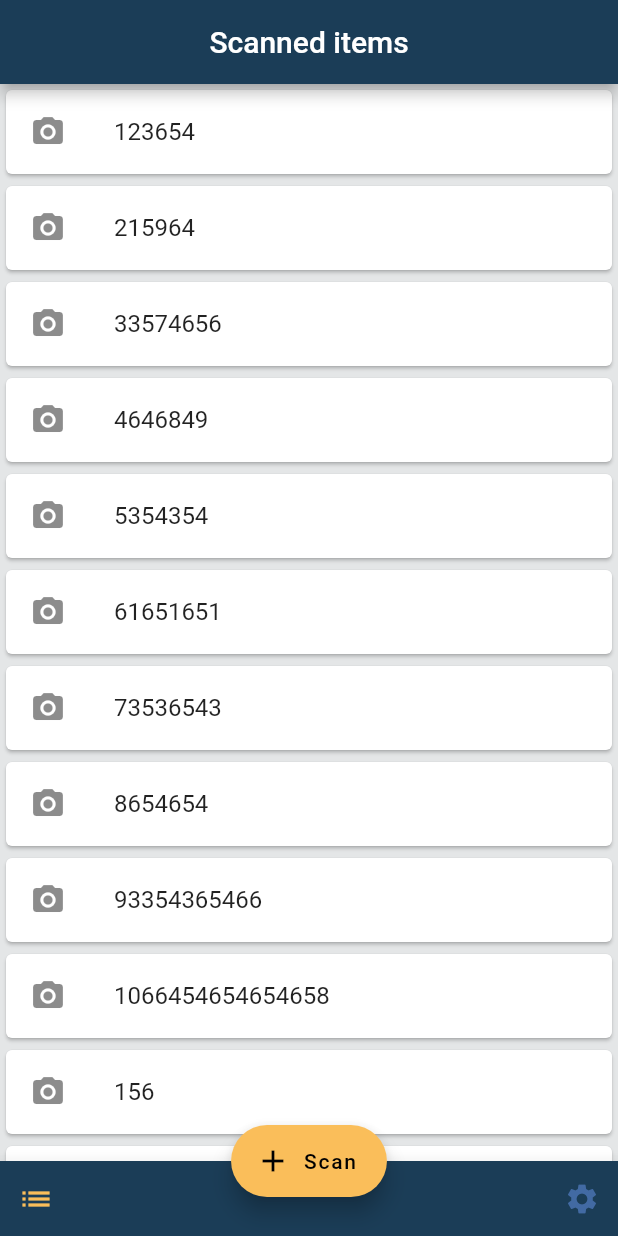
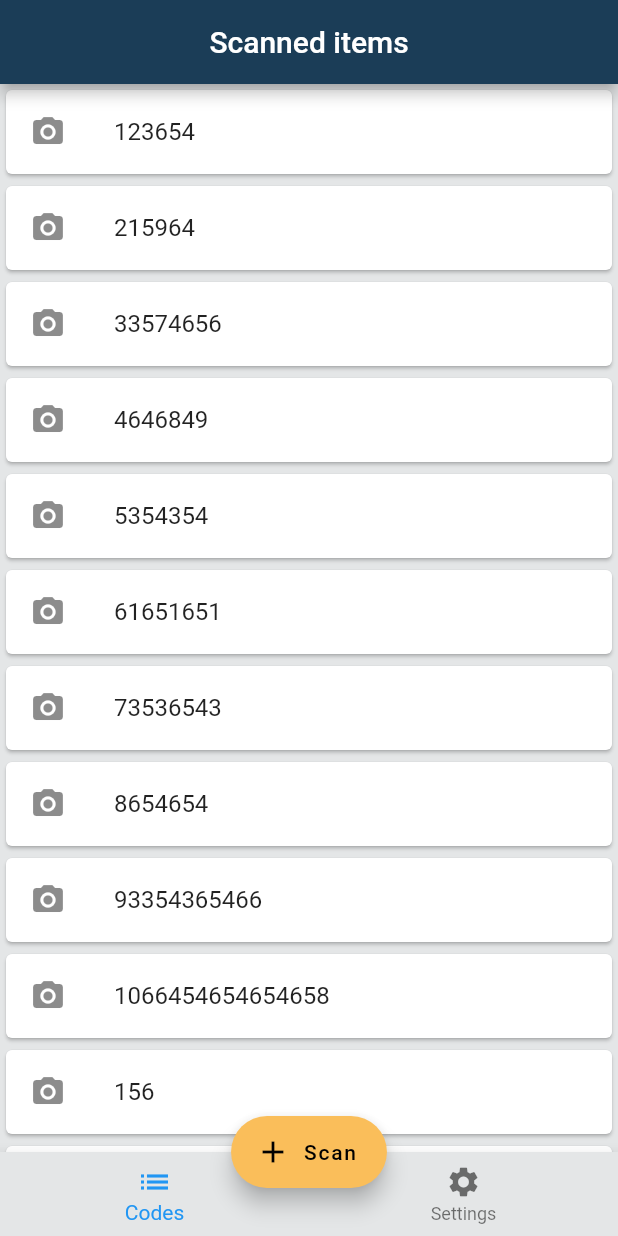
Before and after one commit to YuriyBereguliak/SimpleQrCodeReader, a Flutter app: the screen it shows after launch, on a phone screen of 412 x 824 dp. Run offline on Flutter 3.47's test engine with Material 2 defaults, Android fonts, the phone set to English and light mode, and no system bars; our stand-ins replace equatable, flutter_bloc, qr_flutter, rxdart.

Commit message:
Updated tab selection

```diff
--- a/lib/src/blocs/settings_bloc.dart
+++ /dev/null
@@ -1,20 +0,0 @@
-import 'package:qr_reader/src/resources/UserSettingsResource.dart';
-import 'package:rxdart/rxdart.dart';
-
-class SettingsBloc {
-  final _settingsResource = UserSettingsResource();
-
-  final _startSettingsFetcher = PublishSubject<bool>();
-
-  Observable<bool> get startFromScannerSetting => _startSettingsFetcher.stream;
-
-  loadStartAppSettingValue() async {
-    var value = await _settingsResource.isStartAppFromScanner();
-    print("Settings value :: start from :: $value");
-    _startSettingsFetcher.sink.add(value);
-  }
-
-  void dispose() {
-    _startSettingsFetcher.close();
-  }
-}
--- /dev/null
+++ b/lib/src/blocs/tab/home_tab_bloc.dart
@@ -0,0 +1,20 @@
+import 'dart:async';
+
+import 'package:flutter_bloc/flutter_bloc.dart';
+import 'package:qr_reader/src/models/home_tabs.dart';
+
+import 'home_tab_event.dart';
+
+class HomeTabBloc extends Bloc<HomeTabEvent, HomeTab> {
+  //region Bloc
+  @override
+  HomeTab get initialState => HomeTab.codes;
+
+  @override
+  Stream<HomeTab> mapEventToState(HomeTabEvent event) async* {
+    if (event is HomeTabChangedEvent) {
+      yield event.tab;
+    }
+  }
+//endregion
+}
--- /dev/null
+++ b/lib/src/blocs/tab/home_tab_event.dart
@@ -0,0 +1,18 @@
+import 'package:equatable/equatable.dart';
+import 'package:qr_reader/src/models/home_tabs.dart';
+
+abstract class HomeTabEvent extends Equatable {
+  const HomeTabEvent();
+}
+
+class HomeTabChangedEvent extends HomeTabEvent {
+  final HomeTab tab;
+
+  HomeTabChangedEvent(this.tab);
+
+  @override
+  List<Object> get props => [tab];
+
+  @override
+  String toString() => 'ChangeTab { tab: $tab }';
+}
--- a/lib/src/models/home_tabs.dart
+++ b/lib/src/models/home_tabs.dart
@@ -1 +1 @@
-enum HomeTabs { barcodes, settings }
+enum HomeTab { codes, settings }
--- a/lib/src/qr_app.dart
+++ b/lib/src/qr_app.dart
@@ -1,8 +1,9 @@
 import 'package:flutter/material.dart';
+import 'package:flutter_bloc/flutter_bloc.dart';
+import 'package:qr_reader/src/blocs/tab/home_tab_bloc.dart';
 import 'package:qr_reader/src/ui/home_screen.dart';
 import 'package:qr_reader/src/ui/qr_code_details_screen.dart';
 import 'package:qr_reader/src/ui/qr_code_reader_screen.dart';
-import 'package:qr_reader/src/ui/splash_screen.dart';
 import 'package:qr_reader/src/utils/constants.dart';
 import 'package:qr_reader/src/utils/routes.dart';
 
@@ -60,7 +61,16 @@ class QrApp extends StatelessWidget {
 
       // Define app routes
       routes: {
-        QrCodeReaderRoutes.splash: (context) => SplashScreen(),
+        QrCodeReaderRoutes.splash: (context) {
+          return MultiBlocProvider(
+            providers: [
+              BlocProvider<HomeTabBloc>(
+                create: (context) => HomeTabBloc(),
+              ),
+            ],
+            child: HomeScreen(),
+          );
+        },
         QrCodeReaderRoutes.home: (context) => HomeScreen(),
         QrCodeReaderRoutes.scan: (context) => QrCodeReaderScreen(),
         QrCodeReaderRoutes.details: (context) => QrCodeDetailsScreen()
--- a/lib/src/ui/home_screen.dart
+++ b/lib/src/ui/home_screen.dart
@@ -1,60 +1,28 @@
 import 'package:flutter/material.dart';
+import 'package:flutter_bloc/flutter_bloc.dart';
+import 'package:qr_reader/src/blocs/tab/home_tab_bloc.dart';
+import 'package:qr_reader/src/blocs/tab/home_tab_event.dart';
+import 'package:qr_reader/src/models/home_tabs.dart';
 import 'package:qr_reader/src/ui/scanned_code_screen.dart';
 import 'package:qr_reader/src/ui/settings_screen.dart';
 import 'package:qr_reader/src/utils/Routes.dart';
+import 'package:qr_reader/src/widgets/tabs_selector.dart';
 
-class HomeScreen extends StatefulWidget {
-  //region StatefulWidget
-  @override
-  _HomeScreenState createState() {
-    return _HomeScreenState();
-  }
-//endregion
-}
-
-class _HomeScreenState extends State<HomeScreen> {
-  var _selectedTab = 0;
-  final List<Widget> _widgetOptions = <Widget>[
-    ScannedCodesScreen(),
-    SettingsScreen()
-  ];
-
-  //region State
+class HomeScreen extends StatelessWidget {
   @override
   Widget build(BuildContext context) {
+    final tabBloc = BlocProvider.of<HomeTabBloc>(context);
+    return BlocBuilder<HomeTabBloc, HomeTab>(
+      builder: (context, activeTab) {
         return Scaffold(
           body: Center(
-        child: _widgetOptions.elementAt(_selectedTab),
+            child: activeTab == HomeTab.codes
+                ? ScannedCodesScreen()
+                : SettingsScreen(),
           ),
-      bottomNavigationBar: BottomAppBar(
-        elevation: 10,
-        child: Container(
-          height: 50.0,
-          child: Row(
-            mainAxisSize: MainAxisSize.max,
-            mainAxisAlignment: MainAxisAlignment.spaceBetween,
-            children: <Widget>[
-              IconButton(
-                color: _selectedTab == 0
-                    ? _selectedIconColor()
-                    : _unselectedIconColor(),
-                icon: Icon(Icons.list),
-                onPressed: () {
-                  _onTabItemTapped(0);
-                },
-              ),
-              IconButton(
-                color: _selectedTab == 1
-                    ? _selectedIconColor()
-                    : _unselectedIconColor(),
-                icon: Icon(Icons.settings),
-                onPressed: () {
-                  _onTabItemTapped(1);
-                },
-              )
-            ],
-          ),
-        ),
+          bottomNavigationBar: TabSelector(
+            activeTab: activeTab,
+            onTabSelected: (tab) => tabBloc.add((HomeTabChangedEvent(tab))),
           ),
           floatingActionButton: FloatingActionButton.extended(
             onPressed: () {
@@ -63,20 +31,10 @@ class _HomeScreenState extends State<HomeScreen> {
             icon: Icon(Icons.add),
             label: const Text("Scan"),
           ),
-      floatingActionButtonLocation: FloatingActionButtonLocation.centerDocked,
+          floatingActionButtonLocation:
+              FloatingActionButtonLocation.centerDocked,
+        );
+      },
     );
   }
-//endregion
-
-  //region Utility API
-  void _onTabItemTapped(int index) {
-    setState(() {
-      _selectedTab = index;
-    });
 }
-
-  Color _selectedIconColor() => Theme.of(context).accentColor;
-
-  Color _unselectedIconColor() => Color.fromRGBO(66, 106, 163, 1.0);
-//endregion
-}
--- a/lib/src/ui/settings_screen.dart
+++ b/lib/src/ui/settings_screen.dart
@@ -1,5 +1,4 @@
 import 'package:flutter/material.dart';
-import 'package:qr_reader/src/blocs/settings_bloc.dart';
 
 class SettingsScreen extends StatefulWidget {
   @override
@@ -11,18 +10,13 @@ class SettingsScreen extends StatefulWidget {
 class _SettingsState extends State<SettingsScreen> {
   bool _isStartScanner = false;
 
-  SettingsBloc _settingsBloc;
-
   @override
   void didChangeDependencies() {
-    _settingsBloc = SettingsBloc();
-    _settingsBloc.loadStartAppSettingValue();
     super.didChangeDependencies();
   }
 
   @override
   void dispose() {
-    _settingsBloc.dispose();
     super.dispose();
   }
 
--- /dev/null
+++ b/lib/src/utils/app_keys.dart
@@ -0,0 +1,8 @@
+import 'package:flutter/widgets.dart';
+
+class AppKeys {
+  // Tabs
+  static const tabs = Key('__tabs__');
+  static const codesTab = Key('__codesTab__');
+  static const settingsTab = Key('__settingsTab__');
+}
--- /dev/null
+++ b/lib/src/widgets/tabs_selector.dart
@@ -0,0 +1,45 @@
+import 'package:flutter/cupertino.dart';
+import 'package:flutter/material.dart';
+import 'package:qr_reader/src/models/home_tabs.dart';
+import 'package:qr_reader/src/utils/app_keys.dart';
+
+class TabSelector extends StatelessWidget {
+  final HomeTab activeTab;
+  final Function(HomeTab) onTabSelected;
+
+  TabSelector({
+    Key key,
+    @required this.activeTab,
+    @required this.onTabSelected,
+  }) : super(key: key);
+
+  //region StatelessWidget
+  @override
+  Widget build(BuildContext context) {
+    return BottomNavigationBar(
+      key: AppKeys.tabs,
+      currentIndex: HomeTab.values.indexOf(activeTab),
+      onTap: (index) => onTabSelected(HomeTab.values[index]),
+      items: HomeTab.values.map((tab) {
+        return BottomNavigationBarItem(
+          icon: Icon(
+            tab == HomeTab.codes ? Icons.list : Icons.settings,
+            key: _provideKey(tab),
+          ),
+          title: Text(
+            tab == HomeTab.codes ? "Codes" : "Settings",
+            key: _provideKey(tab),
+          ),
+        );
+      }).toList(),
+    );
+  }
+
+  //endregion
+
+  //region Utility API
+  Key _provideKey(HomeTab tab) {
+    return tab == HomeTab.codes ? AppKeys.codesTab : AppKeys.settingsTab;
+  }
+//endregion
+}
```
Also changed, not shown: pubspec.lock. Lines whose indentation alone changed are shown as unchanged.
